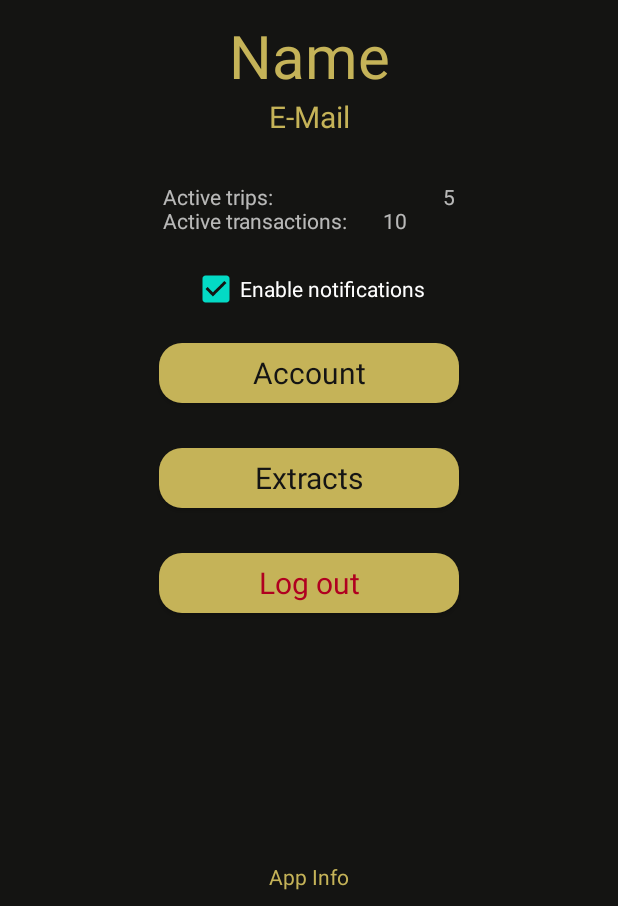
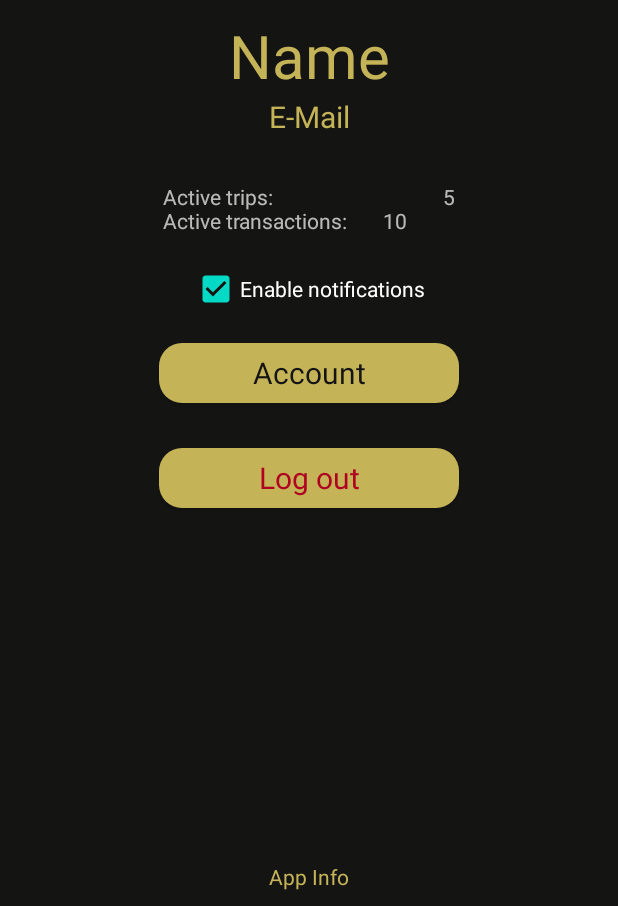
Before and after one commit to SlimexTheHero/Mobile_Pecunia, an Android app: the Settings_Screen screen opened directly, with no data from a screen before it, on a phone screen of 412 x 824 dp, the part 330-1236 px from its top. Run offline under Robolectric (Android 15) with nearby library versions, the phone set to English and light mode, and no system bars; our stand-ins replace CircleImageView.

Commit message:
Removed extract option

```diff
--- a/Frontend/app/src/main/java/com/example/mobileapp/MemberFragment.java
+++ b/Frontend/app/src/main/java/com/example/mobileapp/MemberFragment.java
@@ -98,11 +98,13 @@ public class MemberFragment extends Fragment {
         MaterialAlertDialogBuilder endTrip = new MaterialAlertDialogBuilder(getActivity());
         endTrip.setTitle("End Trip");
 
-        endTrip.setMessage("Do you want to end this trip? All active transactions will be summarized in a PDF file and send to each member of the trip");
+        endTrip.setMessage("Do you want to end this trip? All active transactions will be summarized in a PDF file and send to each member of the trip. Furthermore " +
+                "the trip will be deleted for ever user.");
         endTrip.setPositiveButton("Confirm", new DialogInterface.OnClickListener() {
             @Override
             public void onClick(DialogInterface dialog, int which) {
                 //Send a notification to every member and create the PDF
+                //Kick all Members and delete the trip
                 getActivity().finish();
             }
         });
--- a/Frontend/app/src/main/java/com/example/mobileapp/Settings_Screen.java
+++ b/Frontend/app/src/main/java/com/example/mobileapp/Settings_Screen.java
@@ -17,9 +17,7 @@ public class Settings_Screen extends AppCompatActivity {
     private TextView counter;
     private Button profileButton;
     private Button logOutButton;
-    private Button extractsButton;
     private TextView appInfo;
-    private Intent fileIntent;
 
     int trips;
     int transactions;
@@ -35,7 +33,6 @@ public class Settings_Screen extends AppCompatActivity {
         counter = findViewById(R.id.tripTransactionCounter);
         profileButton = findViewById(R.id.profileButton);
         logOutButton = findViewById(R.id.logoutButton);
-        extractsButton = findViewById(R.id.extractsButton);
         appInfo = findViewById(R.id.appInfo);
 
         profileButton.setOnClickListener(new View.OnClickListener() {
@@ -53,14 +50,7 @@ public class Settings_Screen extends AppCompatActivity {
             }
         });
 
-        extractsButton.setOnClickListener(new View.OnClickListener() {
-            @Override
-            public void onClick(View v) {
-                fileIntent = new Intent(Intent.ACTION_GET_CONTENT);
-                fileIntent.setType("*/*");
-                startActivity(fileIntent);
-            }
-        });
+
 
         appInfo.setOnClickListener(new View.OnClickListener() {
             @Override
--- a/Frontend/app/src/main/java/com/example/mobileapp/networking/RetrofitClient.java
+++ b/Frontend/app/src/main/java/com/example/mobileapp/networking/RetrofitClient.java
@@ -10,7 +10,7 @@ import retrofit2.converter.gson.GsonConverterFactory;
 public class RetrofitClient {
     //private static OkHttpClient.Builder httpClient = new OkHttpClient.Builder();
     private static Retrofit retrofit;
-    private static final String BASE_URL = "http://ab93f19359eb.ngrok.io/";
+    private static final String BASE_URL = "https://ab93f19359eb.ngrok.io/";
 
     public static Retrofit getRetrofitInstance() {
         if (retrofit == null) {
--- a/Frontend/app/src/main/res/layout/settings_screen.xml
+++ b/Frontend/app/src/main/res/layout/settings_screen.xml
@@ -75,17 +75,7 @@
         android:textColor="#141414"
         android:textSize="20dp" />
 
-    <Button
-        android:id="@+id/extractsButton"
-        android:layout_width="200dp"
-        android:layout_height="40dp"
-        android:layout_marginTop="30dp"
-        android:layout_gravity="center_horizontal"
-        android:background="@drawable/btn_rounded"
-        android:text="Extracts"
-        android:textAppearance="@style/TextAppearance.AppCompat.Small"
-        android:textColor="#141414"
-        android:textSize="20dp" />
+
 
     <Button
         android:id="@+id/logoutButton"
--- a/Frontend/app/src/main/res/layout/single_trip.xml
+++ b/Frontend/app/src/main/res/layout/single_trip.xml
@@ -24,7 +24,7 @@
     <LinearLayout
         android:layout_width="wrap_content"
         android:gravity="center_horizontal"
-        android:layout_gravity="center_horizontal"
+        android:layout_marginLeft="40dp"
         android:layout_height="wrap_content"
         android:layout_marginTop="40dp"
         android:orientation="horizontal">
```
